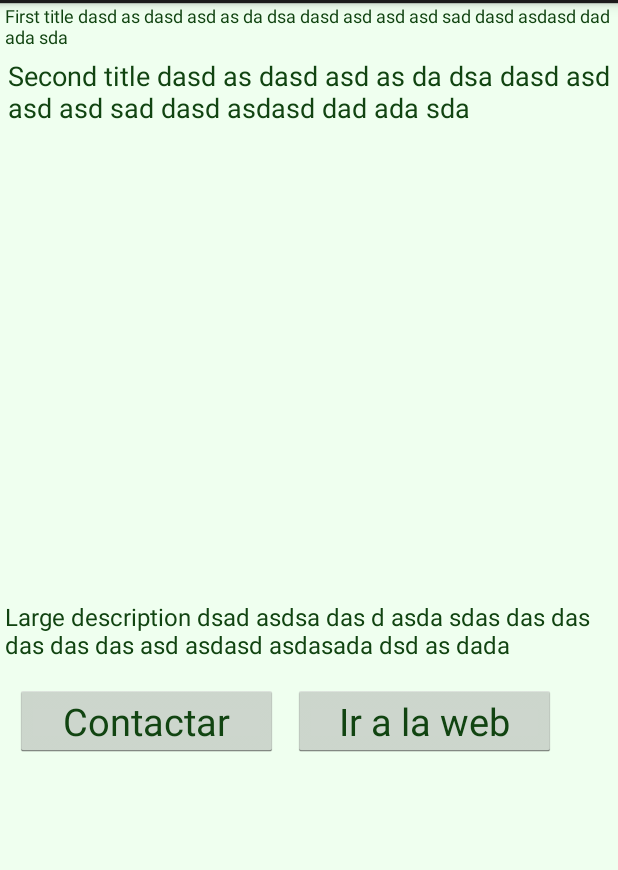
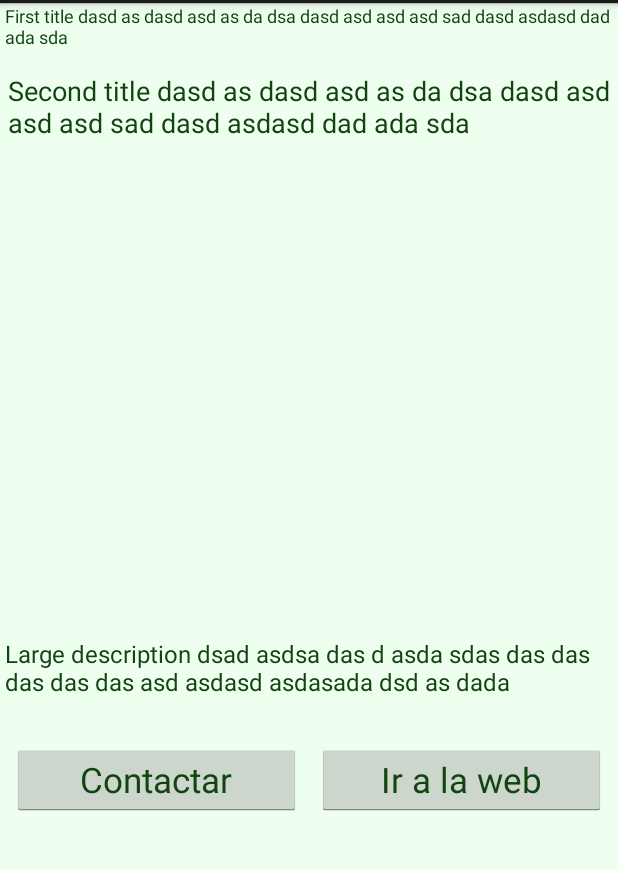
Before and after one commit to devcows/manuncios, an Android app: the OfferActivity screen opened directly, with no data from a screen before it, on a phone screen of 412 x 824 dp, the part 69-939 px from its top. Run offline under Robolectric (Android 15) with nearby library versions, the phone set to English and light mode, and no system bars; libraries missing offline, so code that uses them is left out: com.nostra13.universalimageloader; 13 statements that could not run were skipped.

Commit message:
Fixed visual styles.

```diff
--- a/app/src/main/java/com/devcows/manuncios/CategoriesActivity.java
+++ b/app/src/main/java/com/devcows/manuncios/CategoriesActivity.java
@@ -13,7 +13,6 @@ import android.widget.AdapterView;
 import android.widget.ListView;
 import android.widget.ProgressBar;
 import android.widget.SearchView;
-
 
 
 public class CategoriesActivity extends Activity {
--- a/app/src/main/java/com/devcows/manuncios/ContactActivity.java
+++ b/app/src/main/java/com/devcows/manuncios/ContactActivity.java
@@ -7,7 +7,6 @@ import android.view.Menu;
 import android.view.MenuItem;
 import android.webkit.WebView;
 import android.webkit.WebViewClient;
-
 
 
 public class ContactActivity extends Activity {
--- a/app/src/main/java/com/devcows/manuncios/MainActivity.java
+++ b/app/src/main/java/com/devcows/manuncios/MainActivity.java
@@ -5,7 +5,6 @@ import android.content.Intent;
 import android.os.Bundle;
 import android.view.Menu;
 import android.view.MenuItem;
-
 
 
 public class MainActivity extends Activity implements MainTaskListener {
--- a/app/src/main/java/com/devcows/manuncios/OfferActivity.java
+++ b/app/src/main/java/com/devcows/manuncios/OfferActivity.java
@@ -3,8 +3,11 @@ package com.devcows.manuncios;
 import android.app.Activity;
 import android.content.Intent;
 import android.graphics.Color;
+import android.graphics.drawable.GradientDrawable;
 import android.net.Uri;
 import android.os.Bundle;
+import android.text.util.Linkify;
+import android.view.LayoutInflater;
 import android.view.Menu;
 import android.view.MenuItem;
 import android.view.View;
@@ -49,6 +52,8 @@ public class OfferActivity extends Activity implements OfferTaskListener {
         txtSecondTitle.setText(offer.getSecondTitle());
         TextView txtDescription = (TextView) findViewById(R.id.description);
         txtDescription.setText(offer.getDescription());
+        //not working ok.
+        //Linkify.addLinks(txtDescription, Linkify.PHONE_NUMBERS);
 
         TableLayout tl = (TableLayout) findViewById(R.id.othersList);
         ViewGroup.LayoutParams layoutParams = new ViewGroup.LayoutParams(ViewGroup.LayoutParams.FILL_PARENT, ViewGroup.LayoutParams.WRAP_CONTENT);
@@ -58,17 +63,19 @@ public class OfferActivity extends Activity implements OfferTaskListener {
         TableRow tr2 = new TableRow(this);
         tr2.setLayoutParams(layoutParams);
 
+        LayoutInflater mInflater = (LayoutInflater)
+                getSystemService(Activity.LAYOUT_INFLATER_SERVICE);
+
         for (int i = 0; i < offer.getOther().size(); i++) {
             OfferOtherField other = offer.getOther().get(i);
-            TextView txtView = new TextView(this);
 
+            View view = mInflater.inflate(R.layout.layout_other_list, null);
+            TextView txtView = (TextView) view.findViewById(R.id.other_field);
             txtView.setText(other.getText());
-//            LinearLayout.LayoutParams params = new LinearLayout.LayoutParams(LinearLayout.LayoutParams.WRAP_CONTENT, LinearLayout.LayoutParams.WRAP_CONTENT);
-//            params.setMargins(Utils.getPixels(getResources(), 10), 5, 5, 5); // setMargins(left, top, right, bottom);
-//            txtView.setLayoutParams(params);
 
             if (other.getBoxColor() != null && other.getBoxColor().length() > 0) {
-                txtView.setBackgroundColor(Color.parseColor(other.getBoxColor()));
+                GradientDrawable bgShape = (GradientDrawable)txtView.getBackground();
+                bgShape.setColor(Color.parseColor(other.getBoxColor()));
             }
 
             if (i <= 3) {
--- a/app/src/main/res/layout/activity_main.xml
+++ b/app/src/main/res/layout/activity_main.xml
@@ -13,6 +13,6 @@
         android:id="@+id/pbHeaderProgress"
         android:layout_width="wrap_content"
         android:layout_height="wrap_content"
-        android:layout_marginTop="350dp"
-        android:layout_marginLeft="170dp" />
+        android:layout_centerHorizontal="true"
+        android:layout_marginTop="350dp" />
 </RelativeLayout>
--- a/app/src/main/res/layout/activity_offer.xml
+++ b/app/src/main/res/layout/activity_offer.xml
@@ -20,8 +20,6 @@
                 android:id="@+id/firstTitle"
                 android:layout_width="wrap_content"
                 android:layout_height="wrap_content"
-                android:layout_alignParentLeft="true"
-                android:layout_alignParentTop="true"
                 android:paddingLeft="@dimen/activity_offer_normal_padding"
                 android:paddingRight="@dimen/activity_offer_normal_padding"
                 android:text="First title dasd as dasd asd as da dsa dasd asd asd asd sad dasd asdasd dad ada sda"
@@ -35,7 +33,7 @@
                 android:layout_height="wrap_content"
                 android:paddingLeft="5dp"
                 android:paddingRight="5dp"
-                android:layout_marginTop="5dp"
+                android:layout_marginTop="@dimen/activity_offer_top_textview"
                 android:text="Second title dasd as dasd asd as da dsa dasd asd asd asd sad dasd asdasd dad ada sda"
                 android:textColor="#114411"
                 android:textIsSelectable="true"
@@ -45,7 +43,7 @@
                 android:id="@+id/hsv1"
                 android:layout_width="wrap_content"
                 android:layout_height="wrap_content"
-                android:layout_marginTop="8dp"
+                android:layout_marginTop="@dimen/activity_offer_top_textview"
                 android:layout_marginLeft="5dp"
                 android:layout_marginRight="5dp">
 
@@ -63,7 +61,7 @@
                 android:layout_height="wrap_content"
                 android:paddingLeft="@dimen/activity_offer_normal_padding"
                 android:paddingRight="@dimen/activity_offer_normal_padding"
-                android:layout_marginTop="8dp"
+                android:layout_marginTop="@dimen/activity_offer_top_textview"
                 android:text="Large description dsad asdsa das d asda sdas das das das das das asd asdasd asdasada dsd as dada"
                 android:textColor="#114411"
                 android:textIsSelectable="true"
@@ -76,36 +74,37 @@
                 android:orientation="horizontal"
                 android:paddingLeft="5dp"
                 android:paddingRight="5dp"
-                android:layout_marginTop="8dp" />
+                android:layout_marginTop="@dimen/activity_offer_top_textview" />
 
-            <RelativeLayout
+            <LinearLayout
                 android:layout_width="fill_parent"
                 android:layout_height="wrap_content"
-                android:layout_marginTop="8dp">
+                android:layout_marginTop="@dimen/activity_offer_top_textview"
+                android:paddingBottom="10dp"
+                android:orientation="horizontal">
 
                 <Button
                     android:id="@+id/contact"
-                    android:layout_width="wrap_content"
                     android:layout_height="wrap_content"
-                    android:layout_marginLeft="10dp"
-                    android:width="175dp"
-                    android:padding="@dimen/activity_offer_normal_padding"
+                    android:layout_width="0dp"
+                    android:layout_weight="1"
+                    android:layout_marginLeft="8dp"
+                    android:layout_marginRight="5dp"
                     android:text="Contact"
                     android:textColor="#114411"
-                    android:textSize="25sp" />
+                    android:textSize="23sp" />
 
                 <Button
                     android:id="@+id/goto_url"
-                    android:layout_width="wrap_content"
+                    android:layout_width="0dp"
                     android:layout_height="wrap_content"
-                    android:layout_marginLeft="10dp"
-                    android:layout_toRightOf="@+id/contact"
-                    android:width="175dp"
-                    android:padding="@dimen/activity_offer_normal_padding"
+                    android:layout_weight="1"
+                    android:layout_marginLeft="5dp"
+                    android:layout_marginRight="8dp"
                     android:text="Go to the web"
                     android:textColor="#114411"
-                    android:textSize="25sp" />
-            </RelativeLayout>
+                    android:textSize="23sp" />
+            </LinearLayout>
         </LinearLayout>
 
         <ProgressBar
--- a/app/src/main/res/values/dimens.xml
+++ b/app/src/main/res/values/dimens.xml
@@ -9,4 +9,6 @@
 
     <dimen name="activity_advanced_search_margin_top_labels">10dp</dimen>
     <dimen name="activity_advanced_search_spinner_height">40dp</dimen>
+
+    <dimen name="activity_offer_top_textview">15dp</dimen>
 </resources>
```
Also changed, not shown: app/src/main/java/com/devcows/manuncios/SearchOffersListAdapter.java (+6 -4 lines), app/src/main/res/drawable/rounded_corner.xml (added, +17 -0 lines), app/src/main/res/layout/layout_other_list.xml (added, +9 -0 lines), 2 other files.
